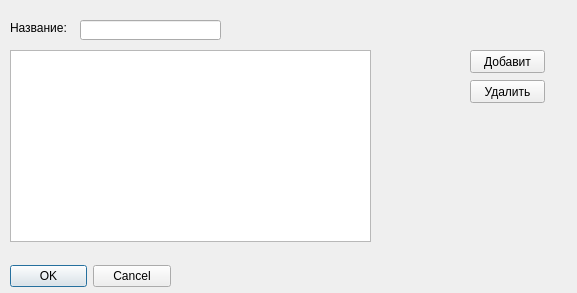
The window that changesgdata.ui (BlackSerperior6/ScheduleDepartmentProgram) describes before a commit, drawn with Qt 5.
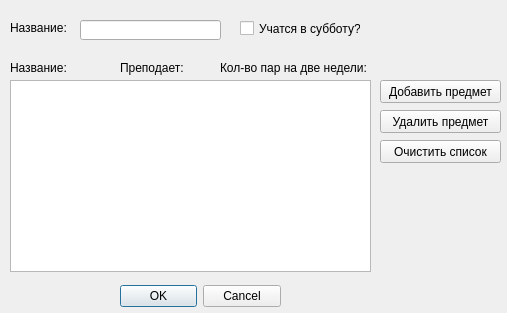
The same window after the commit.

The edit to the form file:
```diff
--- a/changesgdata.ui
+++ b/changesgdata.ui
@@ -6,8 +6,8 @@
    <rect>
     <x>0</x>
     <y>0</y>
-    <width>577</width>
-    <height>293</height>
+    <width>507</width>
+    <height>313</height>
    </rect>
   </property>
   <property name="windowTitle">
@@ -16,8 +16,8 @@
   <widget class="QDialogButtonBox" name="Buttons">
    <property name="geometry">
     <rect>
-     <x>10</x>
-     <y>260</y>
+     <x>120</x>
+     <y>280</y>
      <width>161</width>
      <height>32</height>
     </rect>
@@ -43,7 +43,7 @@
    <property name="geometry">
     <rect>
      <x>10</x>
-     <y>50</y>
+     <y>80</y>
      <width>361</width>
      <height>192</height>
     </rect>
@@ -52,27 +52,27 @@
   <widget class="QPushButton" name="AddButton">
    <property name="geometry">
     <rect>
-     <x>470</x>
-     <y>50</y>
-     <width>75</width>
+     <x>380</x>
+     <y>80</y>
+     <width>121</width>
      <height>23</height>
     </rect>
    </property>
    <property name="text">
-    <string>Добавит</string>
+    <string>Добавить предмет</string>
    </property>
   </widget>
   <widget class="QPushButton" name="RemoveButton">
    <property name="geometry">
     <rect>
-     <x>470</x>
-     <y>80</y>
-     <width>75</width>
+     <x>380</x>
+     <y>110</y>
+     <width>121</width>
      <height>23</height>
     </rect>
    </property>
    <property name="text">
-    <string>Удалить</string>
+    <string>Удалить предмет</string>
    </property>
   </widget>
   <widget class="QLabel" name="label">
@@ -88,6 +88,71 @@
     <string>Название:</string>
    </property>
   </widget>
+  <widget class="QCheckBox" name="StudyAtSaturday">
+   <property name="geometry">
+    <rect>
+     <x>240</x>
+     <y>20</y>
+     <width>121</width>
+     <height>17</height>
+    </rect>
+   </property>
+   <property name="text">
+    <string>Учатся в субботу?</string>
+   </property>
+  </widget>
+  <widget class="QPushButton" name="ClearButton">
+   <property name="geometry">
+    <rect>
+     <x>380</x>
+     <y>140</y>
+     <width>121</width>
+     <height>23</height>
+    </rect>
+   </property>
+   <property name="text">
+    <string>Очистить список</string>
+   </property>
+  </widget>
+  <widget class="QLabel" name="label_2">
+   <property name="geometry">
+    <rect>
+     <x>10</x>
+     <y>60</y>
+     <width>61</width>
+     <height>16</height>
+    </rect>
+   </property>
+   <property name="text">
+    <string>Название:</string>
+   </property>
+  </widget>
+  <widget class="QLabel" name="label_3">
+   <property name="geometry">
+    <rect>
+     <x>120</x>
+     <y>60</y>
+     <width>71</width>
+     <height>16</height>
+    </rect>
+   </property>
+   <property name="text">
+    <string>Преподает:</string>
+   </property>
+  </widget>
+  <widget class="QLabel" name="label_4">
+   <property name="geometry">
+    <rect>
+     <x>220</x>
+     <y>60</y>
+     <width>151</width>
+     <height>16</height>
+    </rect>
+   </property>
+   <property name="text">
+    <string>Кол-во пар на две недели:</string>
+   </property>
+  </widget>
  </widget>
  <resources/>
  <connections>
```
Left out of the diff: 2 changed lines with no effect on the pictures.
